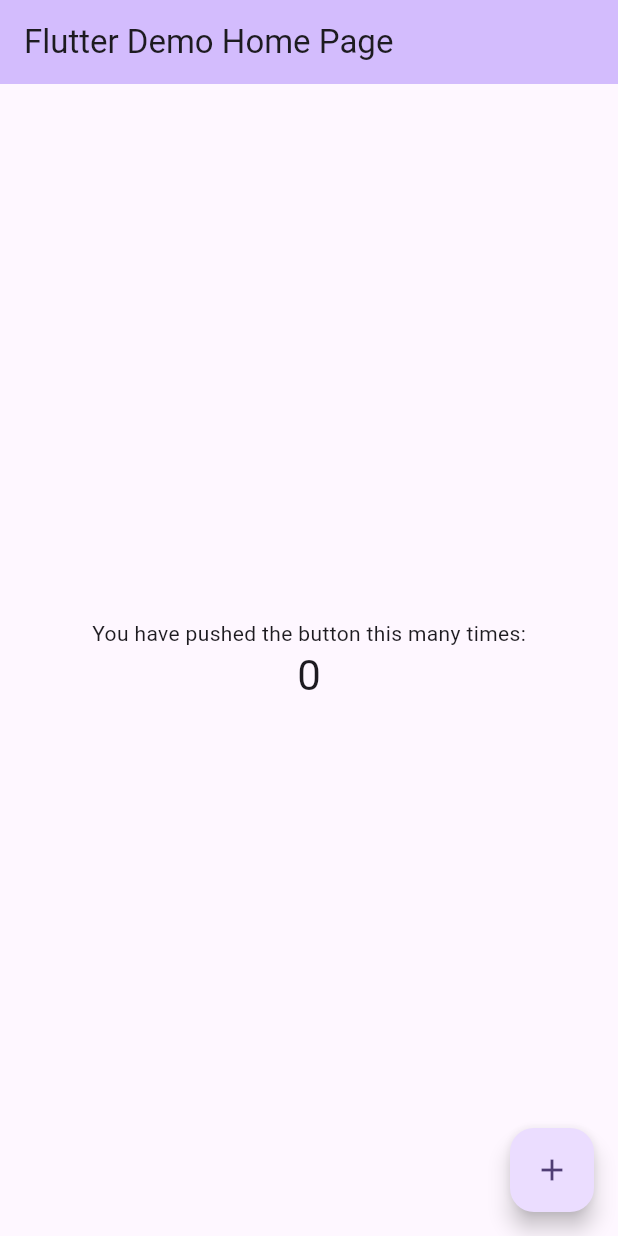
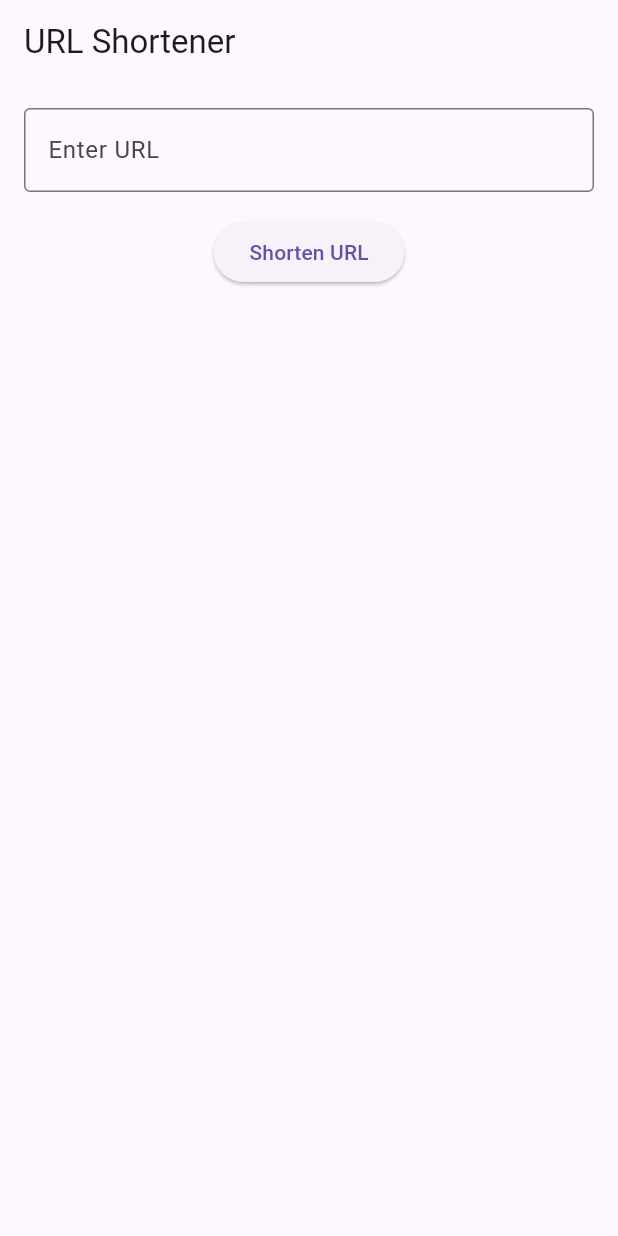
Before and after one commit to shiwani08/URL-Shortner-Mobile, a Flutter app: the screen it shows after launch, on a phone screen of 412 x 824 dp. Run offline on Flutter 3.47's test engine with Material 3 defaults, Android fonts, the light colour scheme and no system bars.

Commit message:
Basic Layout of the app is done

```diff
--- a/lib/main.dart
+++ b/lib/main.dart
@@ -1,122 +1,13 @@
 import 'package:flutter/material.dart';
+import 'package:url_shortener_mobile/screens/form.dart';
 
 void main() {
-  runApp(const MyApp());
+  runApp(MaterialApp(
+    title: 'URL Shortener',
+    theme: ThemeData(
+      primarySwatch: Colors.blue,
+    ),
+    home: FormScreen(),
+    debugShowCheckedModeBanner: false,
+  ));
 }
-
-class MyApp extends StatelessWidget {
-  const MyApp({super.key});
-
-  // This widget is the root of your application.
-  @override
-  Widget build(BuildContext context) {
-    return MaterialApp(
-      title: 'Flutter Demo',
-      theme: ThemeData(
-        // This is the theme of your application.
-        //
-        // TRY THIS: Try running your application with "flutter run". You'll see
-        // the application has a purple toolbar. Then, without quitting the app,
-        // try changing the seedColor in the colorScheme below to Colors.green
-        // and then invoke "hot reload" (save your changes or press the "hot
-        // reload" button in a Flutter-supported IDE, or press "r" if you used
-        // the command line to start the app).
-        //
-        // Notice that the counter didn't reset back to zero; the application
-        // state is not lost during the reload. To reset the state, use hot
-        // restart instead.
-        //
-        // This works for code too, not just values: Most code changes can be
-        // tested with just a hot reload.
-        colorScheme: ColorScheme.fromSeed(seedColor: Colors.deepPurple),
-      ),
-      home: const MyHomePage(title: 'Flutter Demo Home Page'),
-    );
-  }
-}
-
-class MyHomePage extends StatefulWidget {
-  const MyHomePage({super.key, required this.title});
-
-  // This widget is the home page of your application. It is stateful, meaning
-  // that it has a State object (defined below) that contains fields that affect
-  // how it looks.
-
-  // This class is the configuration for the state. It holds the values (in this
-  // case the title) provided by the parent (in this case the App widget) and
-  // used by the build method of the State. Fields in a Widget subclass are
-  // always marked "final".
-
-  final String title;
-
-  @override
-  State<MyHomePage> createState() => _MyHomePageState();
-}
-
-class _MyHomePageState extends State<MyHomePage> {
-  int _counter = 0;
-
-  void _incrementCounter() {
-    setState(() {
-      // This call to setState tells the Flutter framework that something has
-      // changed in this State, which causes it to rerun the build method below
-      // so that the display can reflect the updated values. If we changed
-      // _counter without calling setState(), then the build method would not be
-      // called again, and so nothing would appear to happen.
-      _counter++;
-    });
-  }
-
-  @override
-  Widget build(BuildContext context) {
-    // This method is rerun every time setState is called, for instance as done
-    // by the _incrementCounter method above.
-    //
-    // The Flutter framework has been optimized to make rerunning build methods
-    // fast, so that you can just rebuild anything that needs updating rather
-    // than having to individually change instances of widgets.
-    return Scaffold(
-      appBar: AppBar(
-        // TRY THIS: Try changing the color here to a specific color (to
-        // Colors.amber, perhaps?) and trigger a hot reload to see the AppBar
-        // change color while the other colors stay the same.
-        backgroundColor: Theme.of(context).colorScheme.inversePrimary,
-        // Here we take the value from the MyHomePage object that was created by
-        // the App.build method, and use it to set our appbar title.
-        title: Text(widget.title),
-      ),
-      body: Center(
-        // Center is a layout widget. It takes a single child and positions it
-        // in the middle of the parent.
-        child: Column(
-          // Column is also a layout widget. It takes a list of children and
-          // arranges them vertically. By default, it sizes itself to fit its
-          // children horizontally, and tries to be as tall as its parent.
-          //
-          // Column has various properties to control how it sizes itself and
-          // how it positions its children. Here we use mainAxisAlignment to
-          // center the children vertically; the main axis here is the vertical
-          // axis because Columns are vertical (the cross axis would be
-          // horizontal).
-          //
-          // TRY THIS: Invoke "debug painting" (choose the "Toggle Debug Paint"
-          // action in the IDE, or press "p" in the console), to see the
-          // wireframe for each widget.
-          mainAxisAlignment: MainAxisAlignment.center,
-          children: <Widget>[
-            const Text('You have pushed the button this many times:'),
-            Text(
-              '$_counter',
-              style: Theme.of(context).textTheme.headlineMedium,
-            ),
-          ],
-        ),
-      ),
-      floatingActionButton: FloatingActionButton(
-        onPressed: _incrementCounter,
-        tooltip: 'Increment',
-        child: const Icon(Icons.add),
-      ), // This trailing comma makes auto-formatting nicer for build methods.
-    );
-  }
-}
--- /dev/null
+++ b/lib/screens/form.dart
@@ -0,0 +1,61 @@
+import 'package:flutter/material.dart';
+import 'package:flutter/services.dart';
+
+class FormScreen extends StatefulWidget {
+  @override
+  _FormScreenState createState() => _FormScreenState();
+}
+
+class _FormScreenState extends State<FormScreen> {
+  final TextEditingController _urlController = TextEditingController();
+
+  @override
+  Widget build(BuildContext context) {
+    return Scaffold(
+      appBar: AppBar(
+        title: Text('URL Shortener'),
+      ),
+      body: Padding(
+        padding: const EdgeInsets.all(16.0),
+        child: Column(
+          children: [
+            TextField(
+              controller: _urlController,
+              decoration: InputDecoration(
+                labelText: 'Enter URL',
+                border: OutlineInputBorder(),
+              ),
+            ),
+            SizedBox(height: 16.0),
+            ElevatedButton(
+              onPressed: _shortenUrl,
+              child: Text('Shorten URL'),
+            ),
+          ],
+        ),
+      ),
+    );
+  }
+
+  Future<void> _shortenUrl() async {
+    final url = _urlController.text;
+    if (url.isEmpty) return;
+
+    try {
+      final shortenedUrl = await shortenUrl(url);
+      Clipboard.setData(ClipboardData(text: shortenedUrl));
+      ScaffoldMessenger.of(context).showSnackBar(
+        SnackBar(content: Text('Shortened URL copied to clipboard')),
+      );
+    } catch (e) {
+      ScaffoldMessenger.of(context).showSnackBar(
+        SnackBar(content: Text('Error shortening URL')),
+      );
+    }
+  }
+
+  Future<String> shortenUrl(String url) async {
+    // Call your URL shortening API here
+    return 'https://short.url/${url.hashCode}';
+  }
+}
```
Also changed, not shown: pubspec.yaml (+2 -66 lines), pubspec.lock, 3 other files.
